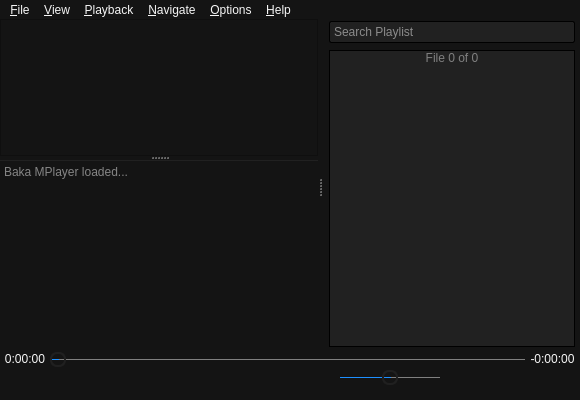
The window that Baka MPlayer/ui/mainwindow.ui (u8sand/Baka-MPlayer) describes before a commit, drawn with Qt 5.
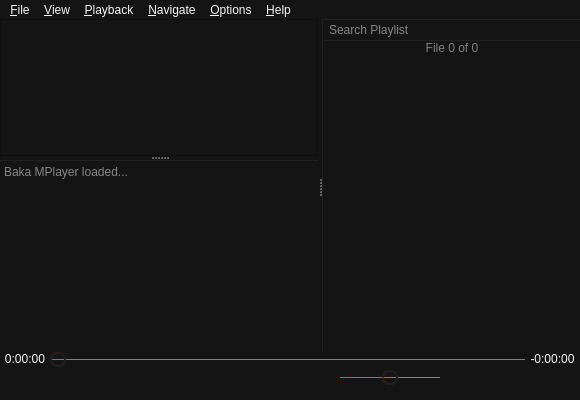
The same window after the commit. Icons and pictures are not drawn. Custom widgets are drawn as their Qt base class.

Commit message: mainwindow.ui: de-emphasize playlist borders

```diff
--- a/Baka MPlayer/ui/mainwindow.ui
+++ b/Baka MPlayer/ui/mainwindow.ui
@@ -51,44 +51,25 @@
 
 /* Playlist */
 
-#searchBox, #indexLabel, #playlistWidget, #playlistControlLayout {
-	background: #212121;
+#playlistLayoutWidget {
+	border-left: 1px solid #212121;
 }
 
 #searchBox {
 	font-size: 12px;
-	border: 1px solid black;
-	border-radius: 2px;
+	border-top: 1px solid #212121;
+	border-bottom: 1px solid #212121;
 	padding: 2px;
-	margin: 2px 5px;
 }
 
 #indexLabel {
 	color: gray;
-	border-left: 1px solid black;
-	border-right: 1px solid black;
-	border-top: 1px solid black;
-	margin: 5px 5px 0px 5px;
-}
-
-#playlistWidget {
-	border-left: 1px solid black;
-	border-right: 1px solid black;
-	border-radius: 0px;
-	margin: 0px 5px;
 }
 
 #playlistWidget::item::alternate {
 	background: black;
 }
 
-#playlistControlLayout {
-	border-left: 1px solid black;
-	border-right: 1px solid black;
-	border-bottom: 1px solid black;
-	margin: 0px 5px 5px 5px;
-}
-
 /* outputTextEdit */
 
 #outputTextEdit {
@@ -238,6 +219,18 @@
            <property name="spacing">
             <number>2</number>
            </property>
+           <property name="leftMargin">
+            <number>0</number>
+           </property>
+           <property name="topMargin">
+            <number>0</number>
+           </property>
+           <property name="rightMargin">
+            <number>0</number>
+           </property>
+           <property name="bottomMargin">
+            <number>0</number>
+           </property>
            <item>
             <widget class="QPushButton" name="currentFileButton">
              <property name="toolTip">
```
Left out of the diff: 2 changed lines with no effect on the pictures. The commit also changes 1 other file.
